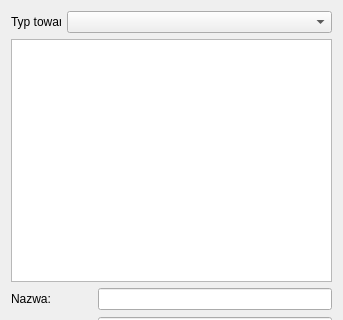
tkQCompany/qcompany, file qfaktury/ui/CommodityListDialog.ui: the form before one commit; both pictures show x 0 to 343 and y 0 to 320 of the 343 by 580 pixel window.
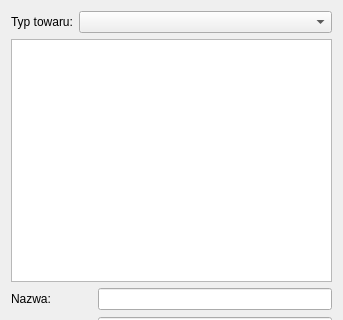
The form after the commit.

What changed in the file:
```diff
--- a/qfaktury/ui/CommodityListDialog.ui
+++ b/qfaktury/ui/CommodityListDialog.ui
@@ -15,12 +15,12 @@
   </property>
   <layout class="QVBoxLayout" name="verticalLayout">
    <item>
-    <layout class="QHBoxLayout" name="_12">
-     <item>
+    <layout class="QFormLayout" name="formLayout_3">
+     <item row="0" column="0">
       <widget class="QLabel" name="labelCommodities">
        <property name="maximumSize">
         <size>
-         <width>50</width>
+         <width>32767</width>
          <height>32767</height>
         </size>
        </property>
@@ -35,8 +35,15 @@
        </property>
       </widget>
      </item>
-     <item>
-      <widget class="QComboBox" name="comboBoxCommodities"/>
+     <item row="0" column="1">
+      <widget class="QComboBox" name="comboBoxCommodities">
+       <property name="sizePolicy">
+        <sizepolicy hsizetype="Preferred" vsizetype="Preferred">
+         <horstretch>0</horstretch>
+         <verstretch>0</verstretch>
+        </sizepolicy>
+       </property>
+      </widget>
      </item>
     </layout>
    </item>
```
Left out of the diff: 6 changed lines with no effect on the pictures.
